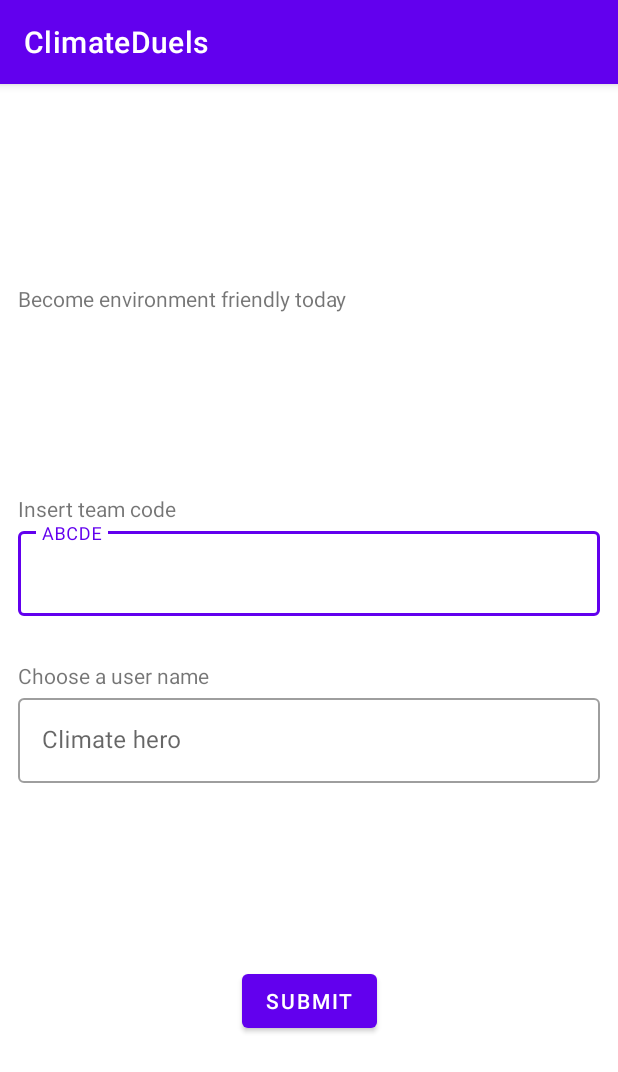
After one commit to AlexW00/climate-duels, an Android app: the StartActivity screen opened directly, with no data from a screen before it, on a phone screen of 412 x 824 dp. The commit adds this screen. Shown: the top 1072 px of the screen. Run offline under Robolectric (Android 15) with nearby library versions, the phone set to English and light mode, and no system bars.

Commit message:
StartActivity
xml and java class for StartActivity, connection to database is still missing

```diff
--- a/app/src/main/AndroidManifest.xml
+++ b/app/src/main/AndroidManifest.xml
@@ -14,6 +14,12 @@
         android:theme="@style/Theme.ClimateDuels"
         tools:targetApi="31">
         <activity
+            android:name=".CategoryChooserActivity"
+            android:exported="false" />
+        <activity
+            android:name=".StartActivity"
+            android:exported="false" />
+        <activity
             android:name=".MainActivity"
             android:exported="true">
             <intent-filter>
--- /dev/null
+++ b/app/src/main/java/com/example/climateduels/CategoryChooserActivity.java
@@ -0,0 +1,14 @@
+package com.example.climateduels;
+
+import androidx.appcompat.app.AppCompatActivity;
+
+import android.os.Bundle;
+
+public class CategoryChooserActivity extends AppCompatActivity {
+
+    @Override
+    protected void onCreate(Bundle savedInstanceState) {
+        super.onCreate(savedInstanceState);
+        setContentView(R.layout.activity_category_chooser);
+    }
+}
--- /dev/null
+++ b/app/src/main/java/com/example/climateduels/StartActivity.java
@@ -0,0 +1,59 @@
+package com.example.climateduels;
+
+import androidx.appcompat.app.AppCompatActivity;
+
+import android.os.Bundle;
+import android.view.View;
+import android.widget.Button;
+import android.widget.EditText;
+
+import com.example.climateduels.dataManager.DataManager;
+
+public class StartActivity extends AppCompatActivity {
+
+    private Button submitButton;
+    private EditText
+            teamCodeEdit,
+            userNameEdit;
+
+    @Override
+    protected void onCreate(Bundle savedInstanceState) {
+        super.onCreate(savedInstanceState);
+
+        initUI();
+    }
+
+    private void initUI(){
+        setContentView(R.layout.activity_start);
+        submitButton = findViewById(R.id.start_button_submit);
+        submitButton.setOnClickListener(new View.OnClickListener() {
+            @Override
+            public void onClick(View view) {
+                onSubmitButtonClicked();
+            }
+        });
+        teamCodeEdit = findViewById(R.id.edit_text_team_name);
+        userNameEdit = findViewById(R.id.edit_text_user_name);
+    }
+
+    private void onSubmitButtonClicked(){
+        String
+                teamCode = teamCodeEdit.getText().toString(),
+                userName = userNameEdit.getText().toString();
+        /**
+        if(DataManager.containsTeam(teamCode)) {
+
+        }
+        else {
+
+        }
+         */
+
+    }
+
+    private void startCategoryChooserActivity() {
+
+    }
+
+
+}
--- /dev/null
+++ b/app/src/main/res/layout/activity_category_chooser.xml
@@ -0,0 +1,9 @@
+<?xml version="1.0" encoding="utf-8"?>
+<androidx.constraintlayout.widget.ConstraintLayout xmlns:android="http://schemas.android.com/apk/res/android"
+    xmlns:app="http://schemas.android.com/apk/res-auto"
+    xmlns:tools="http://schemas.android.com/tools"
+    android:layout_width="match_parent"
+    android:layout_height="match_parent"
+    tools:context=".CategoryChooserActivity">
+
+</androidx.constraintlayout.widget.ConstraintLayout>
--- /dev/null
+++ b/app/src/main/res/layout/activity_start.xml
@@ -0,0 +1,104 @@
+<?xml version="1.0" encoding="utf-8"?>
+<androidx.constraintlayout.widget.ConstraintLayout xmlns:android="http://schemas.android.com/apk/res/android"
+    xmlns:app="http://schemas.android.com/apk/res-auto"
+    xmlns:tools="http://schemas.android.com/tools"
+    android:layout_width="match_parent"
+    android:layout_height="match_parent"
+    tools:context=".StartActivity"
+    android:layout_margin="12dp"
+    >
+
+    <LinearLayout
+        android:id="@+id/lin_layout_header"
+        android:layout_width="match_parent"
+        android:layout_height="wrap_content"
+        android:orientation="vertical"
+        app:layout_constraintTop_toTopOf="parent"
+        app:layout_constraintBottom_toTopOf="@id/lin_layout_start_input">
+
+        <TextView
+            android:id="@+id/start_header"
+            android:layout_width="match_parent"
+            android:layout_height="wrap_content"
+            android:text="@string/start_header" />
+
+    </LinearLayout>
+
+    <LinearLayout
+        android:id="@+id/lin_layout_start_input"
+        android:layout_width="match_parent"
+        android:layout_height="wrap_content"
+        android:orientation="vertical"
+        tools:layout_editor_absoluteY="19dp"
+        app:layout_constraintTop_toBottomOf="@id/lin_layout_header"
+        app:layout_constraintBottom_toTopOf="@id/start_button_submit"
+        >
+
+        <TextView
+            android:id="@+id/start_team_name"
+            android:layout_width="match_parent"
+            android:layout_height="wrap_content"
+            android:text="@string/start_description_team_name" />
+
+        <com.google.android.material.textfield.TextInputLayout
+            android:id="@+id/outlinedTextField_team_name"
+            style="@style/Widget.MaterialComponents.TextInputLayout.OutlinedBox"
+            android:layout_width="match_parent"
+            android:layout_height="wrap_content"
+            app:layout_constraintStart_toStartOf="parent"
+            app:layout_constraintTop_toTopOf="parent"
+            app:layout_constraintBottom_toBottomOf="parent"
+            android:hint="@string/start_team_name_hint"
+            app:counterMaxLength="@integer/start_max_team_code">
+
+            <EditText
+                android:id="@+id/edit_text_team_name"
+                android:layout_width="match_parent"
+                android:layout_height="wrap_content"
+                android:ems="10"
+                android:inputType="textPersonName"
+                />
+
+        </com.google.android.material.textfield.TextInputLayout>
+
+        <TextView
+            android:id="@+id/start_user_name"
+            android:layout_width="match_parent"
+            android:layout_height="wrap_content"
+            android:text="@string/start_description_user_name"
+            android:layout_marginTop="30dp"/>
+
+        <com.google.android.material.textfield.TextInputLayout
+            android:id="@+id/outlinedTextField_user_name"
+            style="@style/Widget.MaterialComponents.TextInputLayout.OutlinedBox"
+            android:layout_width="match_parent"
+            android:layout_height="wrap_content"
+            app:layout_constraintStart_toStartOf="parent"
+            app:layout_constraintTop_toTopOf="parent"
+            app:layout_constraintBottom_toBottomOf="parent"
+            android:hint="@string/start_user_name_hint"
+            app:counterMaxLength="@integer/start_max_name_len">
+
+            <EditText
+                android:id="@+id/edit_text_user_name"
+                android:layout_width="match_parent"
+                android:layout_height="wrap_content"
+                android:ems="10"
+                android:inputType="textPersonName"
+                />
+
+        </com.google.android.material.textfield.TextInputLayout>
+
+
+    </LinearLayout>
+
+    <Button
+        android:id="@+id/start_button_submit"
+        android:layout_width="wrap_content"
+        android:layout_height="wrap_content"
+        android:text="@string/start_button_description_submit"
+        app:layout_constraintTop_toBottomOf="@id/lin_layout_start_input"
+        app:layout_constraintBottom_toBottomOf="parent"
+        app:layout_constraintRight_toRightOf="parent"
+        app:layout_constraintLeft_toLeftOf="parent"/>
+</androidx.constraintlayout.widget.ConstraintLayout>
--- a/app/src/main/res/values/strings.xml
+++ b/app/src/main/res/values/strings.xml
@@ -1,3 +1,12 @@
 <resources>
     <string name="app_name">ClimateDuels</string>
+    <string name="start_header">Become environment friendly today</string>
+    <string name="start_team_name_hint">ABCDE</string>
+    <string name="start_description_team_name">Insert team code</string>
+    <string name="start_user_name_hint">Climate hero</string>
+    <string name="start_description_user_name">Choose a user name</string>
+    <string name="start_button_description_submit">Submit</string>
+
+    <integer name="start_max_team_code">5</integer>
+    <integer name="start_max_name_len">20</integer>
 </resources>
```
